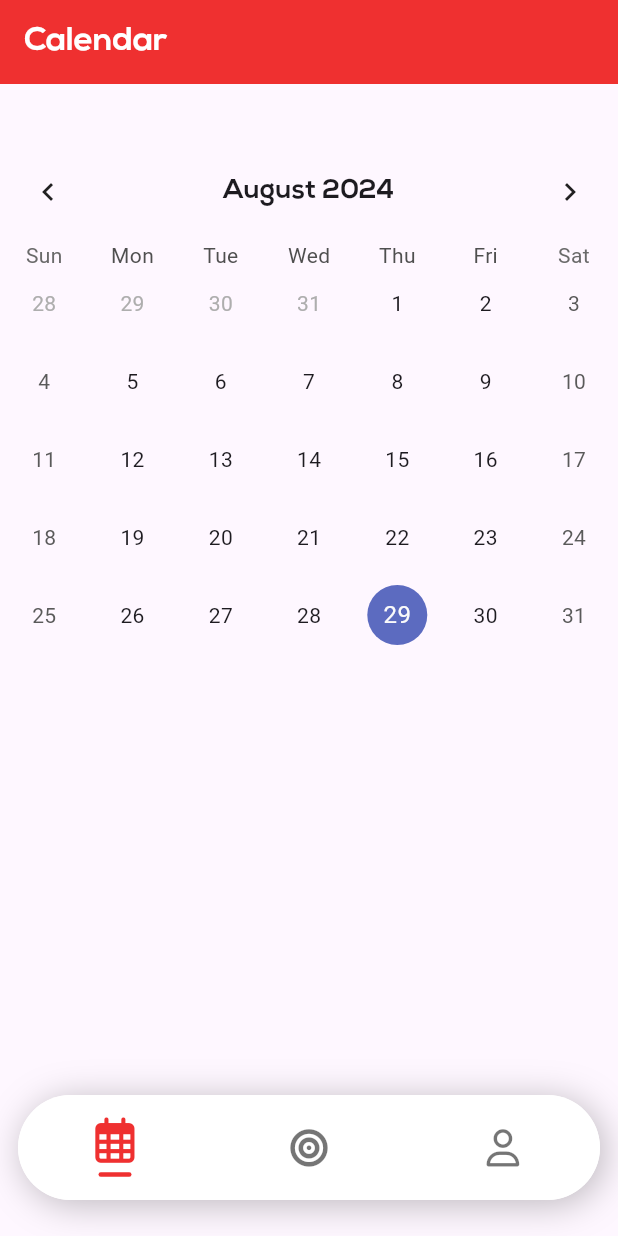
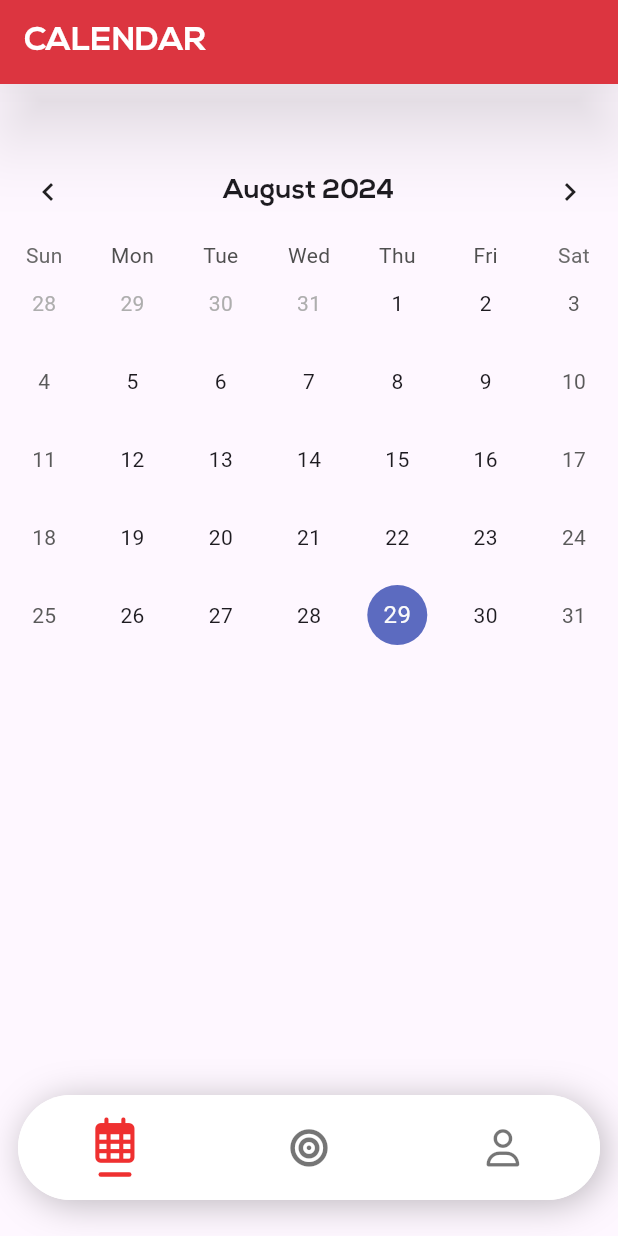
Before and after one commit to RITWIZSINGH/MIS_Tracker_flutter, a Flutter app: the screen it shows after launch, on a phone screen of 412 x 824 dp. Run offline on Flutter 3.47's test engine with Material 3 defaults, Android fonts, the phone set to English and light mode, and no system bars; drawn by our look-alikes of table_calendar; our stand-ins replace cloud_firestore, firebase_core, flutter_keyboard_visibility, font_awesome_flutter, image_picker, shared_preferences; accounts and stored records are empty.

Commit message:
Modified calender screen's AppBar

```diff
--- a/lib/screen/calendar_screen.dart
+++ b/lib/screen/calendar_screen.dart
@@ -30,14 +30,16 @@ class _CalendarScreenState extends State<CalendarScreen> {
   Widget build(BuildContext context) {
     return Scaffold(
       appBar: AppBar(
-        backgroundColor: Color.fromARGB(255, 239, 48, 48),
+        elevation: 20.0,
+        shadowColor: Colors.black54,
         title: Text(
-          'Calendar',
+          'CALENDAR',
           style: TextStyle(
+            color: Colors.white,
             fontFamily: "NexaBold",
-            color: Colors.white,
           ),
         ),
+        backgroundColor: Color.fromARGB(255, 239, 48, 48),
       ),
       body: Padding(
         padding: const EdgeInsets.fromLTRB(0, 40, 0, 10),
```
